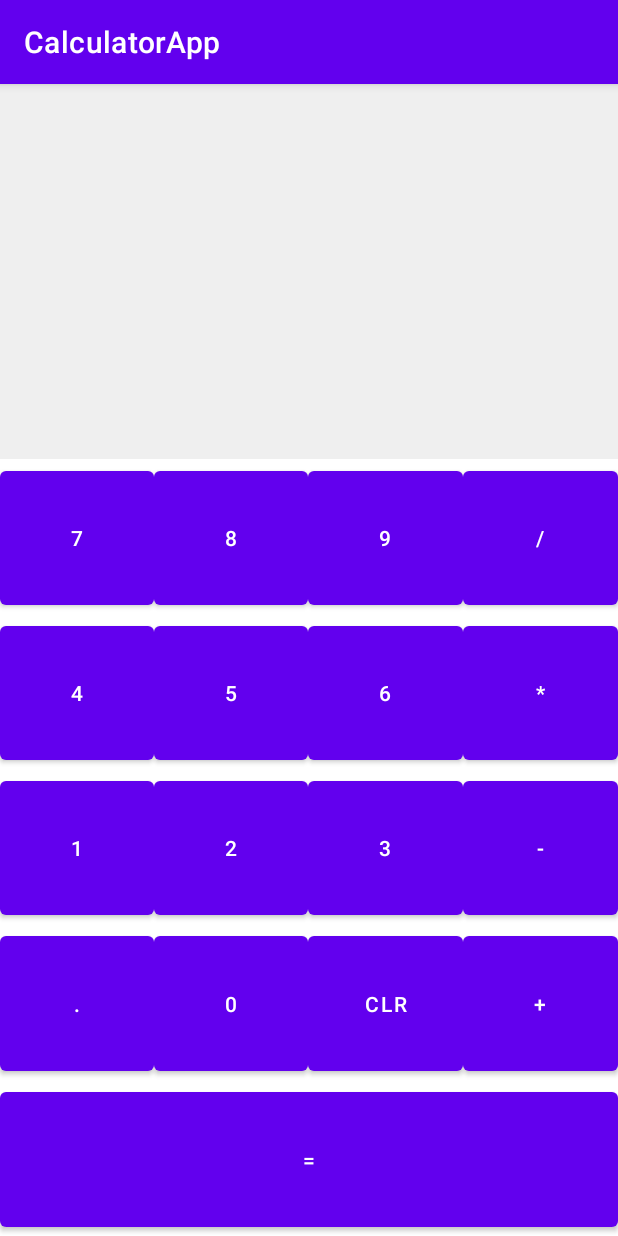
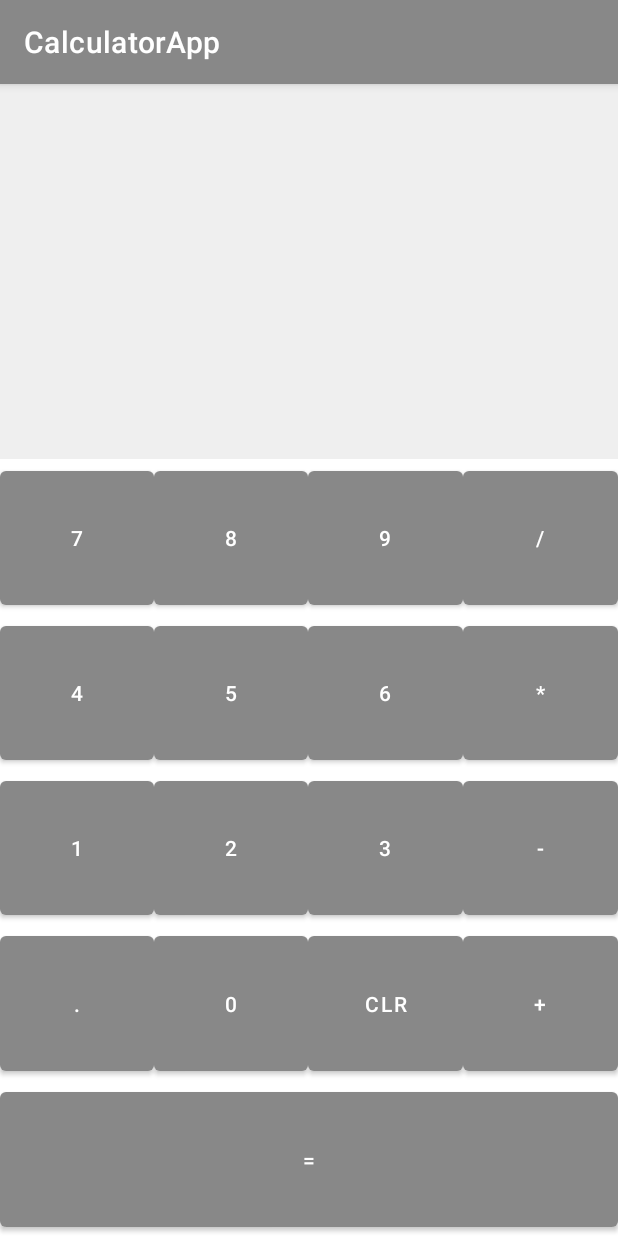
Before and after one commit to daave90/Calculator-app, an Android app: the screen it shows after launch (MainActivity), on a phone screen of 412 x 824 dp. Run offline under Robolectric (Android 15) with nearby library versions, the phone set to English and light mode, and no system bars.

Commit message:
Change colors and create source code

```diff
--- a/app/src/main/res/layout/activity_main.xml
+++ b/app/src/main/res/layout/activity_main.xml
@@ -28,7 +28,7 @@
             android:layout_height="match_parent"
             android:layout_weight="1"
             android:text="7"
-            android:onClick="onDigit"/>
+            android:onClick="onButtonClick"/>
 
         <Button
             android:id="@+id/btnEight"
@@ -36,7 +36,7 @@
             android:layout_height="match_parent"
             android:layout_weight="1"
             android:text="8"
-            android:onClick="onDigit"/>
+            android:onClick="onButtonClick"/>
 
         <Button
             android:id="@+id/btnNine"
@@ -44,7 +44,7 @@
             android:layout_height="match_parent"
             android:layout_weight="1"
             android:text="9"
-            android:onClick="onDigit"/>
+            android:onClick="onButtonClick"/>
 
         <Button
             android:id="@+id/btnDivade"
@@ -52,7 +52,7 @@
             android:layout_height="match_parent"
             android:layout_weight="1"
             android:text="/"
-            android:onClick="onDigit"/>
+            android:onClick="onButtonClick"/>
 
 
     </LinearLayout>
@@ -70,7 +70,7 @@
             android:layout_height="match_parent"
             android:layout_weight="1"
             android:text="4"
-            android:onClick="onDigit"/>
+            android:onClick="onButtonClick"/>
 
         <Button
             android:id="@+id/btnFive"
@@ -78,7 +78,7 @@
             android:layout_height="match_parent"
             android:layout_weight="1"
             android:text="5"
-            android:onClick="onDigit"/>
+            android:onClick="onButtonClick"/>
 
         <Button
             android:id="@+id/btnSix"
@@ -86,7 +86,7 @@
             android:layout_height="match_parent"
             android:layout_weight="1"
             android:text="6"
-            android:onClick="onDigit"/>
+            android:onClick="onButtonClick"/>
 
         <Button
             android:id="@+id/btnMultiply"
@@ -94,7 +94,7 @@
             android:layout_height="match_parent"
             android:layout_weight="1"
             android:text="*"
-            android:onClick="onDigit"/>
+            android:onClick="onButtonClick"/>
 
 
     </LinearLayout>
@@ -112,7 +112,7 @@
             android:layout_height="match_parent"
             android:layout_weight="1"
             android:text="1"
-            android:onClick="onDigit"/>
+            android:onClick="onButtonClick"/>
 
         <Button
             android:id="@+id/btnTwo"
@@ -120,7 +120,7 @@
             android:layout_height="match_parent"
             android:layout_weight="1"
             android:text="2"
-            android:onClick="onDigit"/>
+            android:onClick="onButtonClick"/>
 
         <Button
             android:id="@+id/btnThree"
@@ -128,7 +128,7 @@
             android:layout_height="match_parent"
             android:layout_weight="1"
             android:text="3"
-            android:onClick="onDigit"/>
+            android:onClick="onButtonClick"/>
 
         <Button
             android:id="@+id/btnSubstract"
@@ -136,7 +136,7 @@
             android:layout_height="match_parent"
             android:layout_weight="1"
             android:text="-"
-            android:onClick="onDigit"/>
+            android:onClick="onButtonClick"/>
 
 
     </LinearLayout>
@@ -154,7 +154,7 @@
             android:layout_height="match_parent"
             android:layout_weight="1"
             android:text="."
-            android:onClick="onDigit"/>
+            android:onClick="onButtonClick"/>
 
         <Button
             android:id="@+id/btnZero"
@@ -162,7 +162,7 @@
             android:layout_height="match_parent"
             android:layout_weight="1"
             android:text="0"
-            android:onClick="onDigit"/>
+            android:onClick="onButtonClick"/>
 
         <Button
             android:id="@+id/btnClear"
@@ -170,7 +170,7 @@
             android:layout_height="match_parent"
             android:layout_weight="1"
             android:text="CLR"
-            android:onClick="onDigit"/>
+            android:onClick="onButtonClick"/>
 
         <Button
             android:id="@+id/btnAdd"
@@ -178,7 +178,7 @@
             android:layout_height="match_parent"
             android:layout_weight="1"
             android:text="+"
-            android:onClick="onDigit"/>
+            android:onClick="onButtonClick"/>
 
 
     </LinearLayout>
@@ -194,7 +194,8 @@
             android:id="@+id/btnEqual"
             android:layout_width="match_parent"
             android:layout_height="match_parent"
-            android:text="="/>
+            android:text="="
+            android:onClick="onButtonClick"/>
 
     </LinearLayout>
 </LinearLayout>
--- a/app/src/main/res/values-night/themes.xml
+++ b/app/src/main/res/values-night/themes.xml
@@ -2,12 +2,12 @@
     <!-- Base application theme. -->
     <style name="Theme.CalculatorApp" parent="Theme.MaterialComponents.DayNight.DarkActionBar">
         <!-- Primary brand color. -->
-        <item name="colorPrimary">@color/purple_200</item>
-        <item name="colorPrimaryVariant">@color/purple_700</item>
+        <item name="colorPrimary">@color/Gray_200</item>
+        <item name="colorPrimaryVariant">@color/Gray_700</item>
         <item name="colorOnPrimary">@color/black</item>
         <!-- Secondary brand color. -->
-        <item name="colorSecondary">@color/teal_200</item>
-        <item name="colorSecondaryVariant">@color/teal_200</item>
+        <item name="colorSecondary">@color/Light_Gray_200</item>
+        <item name="colorSecondaryVariant">@color/Light_Gray_200</item>
         <item name="colorOnSecondary">@color/black</item>
         <!-- Status bar color. -->
         <item name="android:statusBarColor" tools:targetApi="l">?attr/colorPrimaryVariant</item>
--- a/app/src/main/res/values/colors.xml
+++ b/app/src/main/res/values/colors.xml
@@ -1,10 +1,10 @@
 <?xml version="1.0" encoding="utf-8"?>
 <resources>
-    <color name="purple_200">#FFBB86FC</color>
-    <color name="purple_500">#FF6200EE</color>
-    <color name="purple_700">#FF3700B3</color>
-    <color name="teal_200">#FF03DAC5</color>
-    <color name="teal_700">#FF018786</color>
-    <color name="black">#FF000000</color>
+    <color name="Gray_200">#666666</color>
+    <color name="Gray_500">#888888</color>
+    <color name="Gray_700">#aaaaaa</color>
+    <color name="Light_Gray_200">#cccccc</color>
+    <color name="Light_Gray_700">#eeeeee</color>
+    <color name="black">#000000</color>
     <color name="white">#FFFFFFFF</color>
 </resources>
--- a/app/src/main/res/values/themes.xml
+++ b/app/src/main/res/values/themes.xml
@@ -2,12 +2,12 @@
     <!-- Base application theme. -->
     <style name="Theme.CalculatorApp" parent="Theme.MaterialComponents.DayNight.DarkActionBar">
         <!-- Primary brand color. -->
-        <item name="colorPrimary">@color/purple_500</item>
-        <item name="colorPrimaryVariant">@color/purple_700</item>
+        <item name="colorPrimary">@color/Gray_500</item>
+        <item name="colorPrimaryVariant">@color/Gray_700</item>
         <item name="colorOnPrimary">@color/white</item>
         <!-- Secondary brand color. -->
-        <item name="colorSecondary">@color/teal_200</item>
-        <item name="colorSecondaryVariant">@color/teal_700</item>
+        <item name="colorSecondary">@color/Light_Gray_200</item>
+        <item name="colorSecondaryVariant">@color/Light_Gray_700</item>
         <item name="colorOnSecondary">@color/black</item>
         <!-- Status bar color. -->
         <item name="android:statusBarColor" tools:targetApi="l">?attr/colorPrimaryVariant</item>
```
Also changed, not shown: app/src/main/java/pl/daveprojects/calculatorapp/MainActivity.kt (+138 -4 lines).
